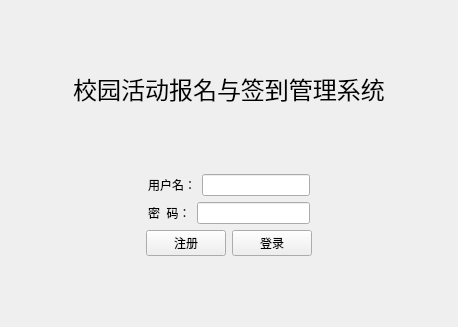
Before: the Qt Designer form loginview.ui in boom-super/Course-Design, drawn with Qt 5.
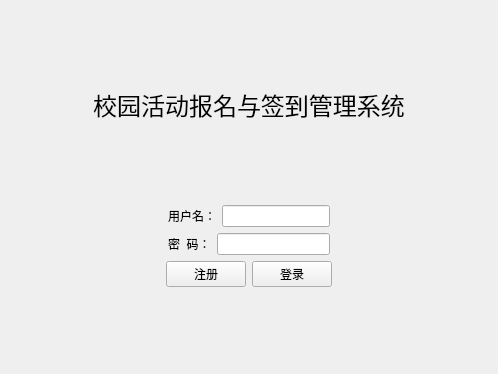
After: the same form once the commit is applied.

Patch:
```diff
--- a/loginview.ui
+++ b/loginview.ui
@@ -6,14 +6,14 @@
    <rect>
     <x>0</x>
     <y>0</y>
-    <width>458</width>
-    <height>327</height>
+    <width>498</width>
+    <height>374</height>
    </rect>
   </property>
   <property name="windowTitle">
    <string>登录</string>
   </property>
-  <layout class="QVBoxLayout" name="verticalLayout_2">
+  <layout class="QVBoxLayout" name="verticalLayout_3">
    <item>
     <spacer name="verticalSpacer">
      <property name="orientation">
@@ -22,7 +22,7 @@
      <property name="sizeHint" stdset="0">
       <size>
        <width>20</width>
-       <height>46</height>
+       <height>69</height>
       </size>
      </property>
     </spacer>
@@ -51,13 +51,13 @@
      <property name="sizeHint" stdset="0">
       <size>
        <width>20</width>
-       <height>47</height>
+       <height>68</height>
       </size>
      </property>
     </spacer>
    </item>
    <item>
-    <layout class="QHBoxLayout" name="horizontalLayout_4">
+    <layout class="QHBoxLayout" name="horizontalLayout_6">
      <item>
       <spacer name="horizontalSpacer">
        <property name="orientation">
@@ -72,9 +72,9 @@
       </spacer>
      </item>
      <item>
-      <layout class="QVBoxLayout" name="verticalLayout">
+      <layout class="QVBoxLayout" name="verticalLayout_2">
        <item>
-        <layout class="QHBoxLayout" name="horizontalLayout">
+        <layout class="QHBoxLayout" name="horizontalLayout_7">
          <item>
           <widget class="QLabel" name="label_2">
            <property name="text">
@@ -88,7 +88,7 @@
         </layout>
        </item>
        <item>
-        <layout class="QHBoxLayout" name="horizontalLayout_2">
+        <layout class="QHBoxLayout" name="horizontalLayout_8">
          <item>
           <widget class="QLabel" name="label_3">
            <property name="text">
@@ -122,7 +122,7 @@
     <layout class="QHBoxLayout" name="horizontalLayout_5"/>
    </item>
    <item>
-    <layout class="QHBoxLayout" name="horizontalLayout_3">
+    <layout class="QHBoxLayout" name="horizontalLayout_9">
      <item>
       <spacer name="horizontalSpacer_3">
        <property name="orientation">
@@ -173,7 +173,7 @@
      <property name="sizeHint" stdset="0">
       <size>
        <width>20</width>
-       <height>46</height>
+       <height>69</height>
       </size>
      </property>
     </spacer>
```
Left out of the diff: 28 changed lines with no effect on the pictures.
